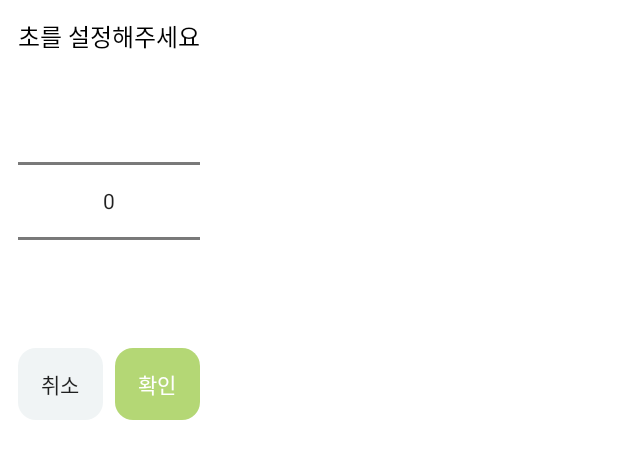
After one commit to Seeds-kr/LifeMaster-FE-Kotlin, an Android app: the layout dialog_detox_repeat_lock_test.xml on its own in the app's theme, with its tools: preview values and no code run, on a phone screen of 412 x 824 dp. The commit adds this screen. Shown: the top 459 px of the screen. Run offline under Robolectric (Android 15) with nearby library versions, the phone set to English and light mode, and no system bars.

Commit message:
[test] 디톡스 일시 반복잠금 테스트용 코드 추가 - 기존 분 -> 초 로 임시로 바꿈 - 이유: 실제 잠금 되는지 테스트할때 분 단위는 너무 비용이 많이 들기 때문

```diff
--- a/app/src/main/java/com/example/lifemaster/presentation/total/detox/adapter/DetoxRepeatLockAdapter.kt
+++ b/app/src/main/java/com/example/lifemaster/presentation/total/detox/adapter/DetoxRepeatLockAdapter.kt
@@ -20,11 +20,11 @@ class DetoxRepeatLockAdapter: RecyclerView.Adapter<DetoxRepeatLockAdapter.DetoxR
         fun bind(item: DetoxRepeatLockItem) {
             binding.ivAppLogo.setImageDrawable(item.appIcon)
             binding.tvAppName.text = item.appName
-            binding.tvUseTime.text = "${item.useTime}분"
-            binding.tvLockTime.text = "${item.lockTime}분"
+            binding.tvUseTime.text = "${item.useTime}초"
+            binding.tvLockTime.text = "${item.lockTime}초"
             binding.tvAccumulateTime.text = "${TimeUnit.MILLISECONDS.toMinutes(item.accumulatedTime)}분"
             if(item.isMaxTimeLimitSet) {
-                binding.tvMaxUseTime.text = "최대 ${item.maxTime}분 사용 가능"
+                binding.tvMaxUseTime.text = "최대 ${item.maxTime}초 사용 가능"
             } else {
                 binding.tvMaxUseTime.text = "최대 사용 시간 제한 없음"
             }
--- /dev/null
+++ b/app/src/main/res/layout/dialog_detox_repeat_lock_test.xml
@@ -0,0 +1,48 @@
+<?xml version="1.0" encoding="utf-8"?>
+<LinearLayout xmlns:android="http://schemas.android.com/apk/res/android"
+    android:layout_width="wrap_content"
+    android:layout_height="wrap_content"
+    android:orientation="vertical"
+    android:padding="12dp">
+
+    <TextView
+        android:layout_width="wrap_content"
+        android:layout_height="wrap_content"
+        android:layout_marginBottom="8dp"
+        android:text="초를 설정해주세요"
+        android:textColor="@color/black"
+        android:textSize="16sp" />
+
+
+        <NumberPicker
+            android:id="@+id/np_second"
+            android:layout_width="match_parent"
+            android:layout_weight="1"
+            android:layout_height="wrap_content"
+            android:layout_marginBottom="8dp"/>
+
+
+    <LinearLayout
+        android:layout_width="match_parent"
+        android:layout_height="wrap_content"
+        android:orientation="horizontal">
+        <androidx.appcompat.widget.AppCompatButton
+            android:id="@+id/btn_cancel"
+            android:layout_width="0dp"
+            android:layout_height="wrap_content"
+            android:layout_marginEnd="8dp"
+            android:layout_weight="1"
+            android:background="@drawable/bg_round_radius"
+            android:backgroundTint="#F0F4F5"
+            android:text="취소" />
+        <androidx.appcompat.widget.AppCompatButton
+            android:id="@+id/btn_select"
+            android:layout_width="0dp"
+            android:layout_height="wrap_content"
+            android:layout_weight="1"
+            android:background="@drawable/bg_round_radius"
+            android:backgroundTint="#B4D775"
+            android:text="확인"
+            android:textColor="@color/white" />
+    </LinearLayout>
+</LinearLayout>
```
Also changed, not shown: app/src/main/java/com/example/lifemaster/presentation/total/detox/dialog/DetoxRepeatLockSettingDialog.kt (+50 -34 lines), app/src/main/java/com/example/lifemaster/presentation/total/detox/dialog/DetoxRepeatLockTestDialog.kt (added, +62 -0 lines), app/src/main/java/com/example/lifemaster/presentation/total/detox/viewmodel/DetoxRepeatLockViewModel.kt (+26 -0 lines), app/src/main/res/layout/dialog_detox_repeat_lock_setting.xml (+48 -48 lines).
